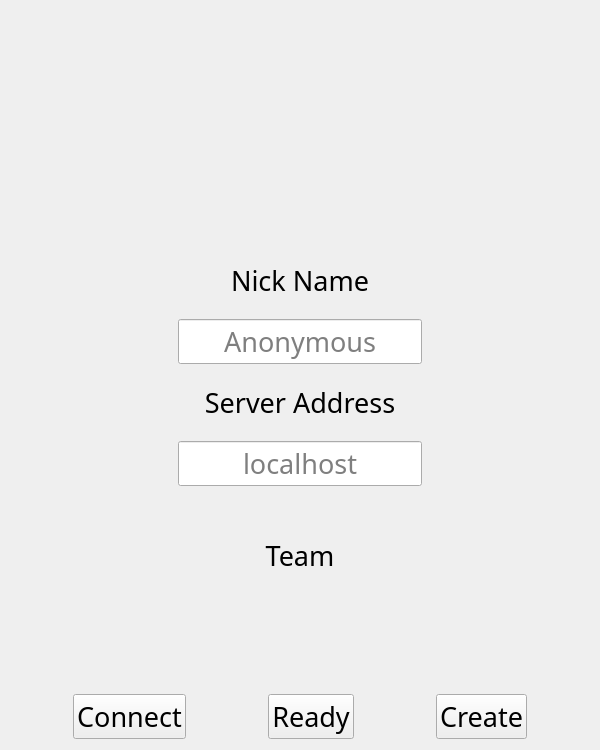
The window that src/startWindow/startWindow.ui (Generals-OI/Generals.OI) describes before a commit, drawn with Qt 5.
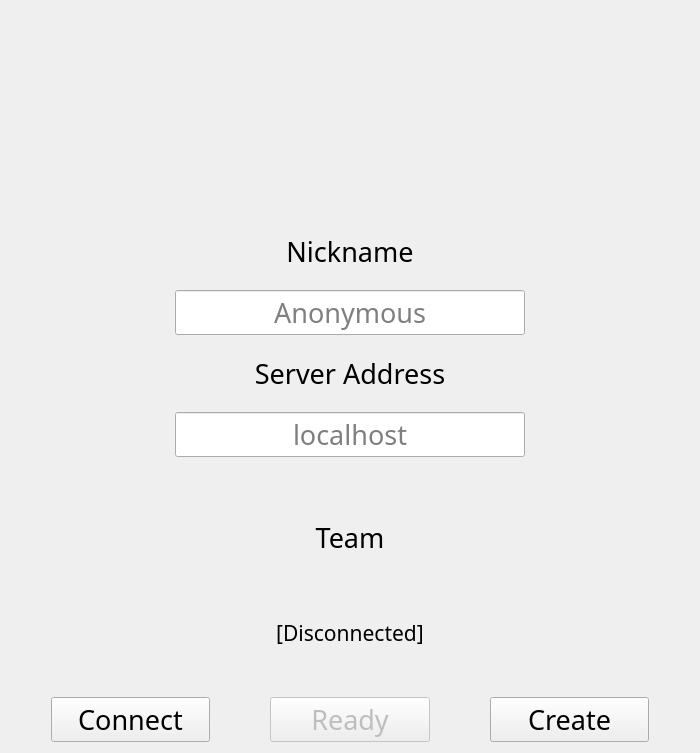
The same window after the commit. Icons and pictures are not drawn.

Diff of the .ui file:
```diff
--- a/src/startWindow/startWindow.ui
+++ b/src/startWindow/startWindow.ui
@@ -6,13 +6,13 @@
    <rect>
     <x>0</x>
     <y>0</y>
-    <width>600</width>
-    <height>750</height>
+    <width>700</width>
+    <height>753</height>
    </rect>
   </property>
   <property name="minimumSize">
    <size>
-    <width>0</width>
+    <width>700</width>
     <height>0</height>
    </size>
   </property>
@@ -50,13 +50,13 @@
        <property name="minimumSize">
         <size>
          <width>200</width>
-         <height>200</height>
+         <height>160</height>
         </size>
        </property>
        <property name="maximumSize">
         <size>
          <width>200</width>
-         <height>200</height>
+         <height>160</height>
         </size>
        </property>
        <property name="sizeIncrement">
@@ -123,12 +123,30 @@
       </spacer>
      </item>
      <item>
-      <layout class="QVBoxLayout" name="vlInput">
+      <layout class="QVBoxLayout" name="vlInput" stretch="10,10,10,10">
        <property name="spacing">
         <number>20</number>
        </property>
+       <property name="topMargin">
+        <number>20</number>
+       </property>
+       <property name="bottomMargin">
+        <number>20</number>
+       </property>
        <item>
         <widget class="QLabel" name="lbNickName">
+         <property name="sizePolicy">
+          <sizepolicy hsizetype="Preferred" vsizetype="Preferred">
+           <horstretch>10</horstretch>
+           <verstretch>0</verstretch>
+          </sizepolicy>
+         </property>
+         <property name="minimumSize">
+          <size>
+           <width>350</width>
+           <height>0</height>
+          </size>
+         </property>
          <property name="font">
           <font>
            <family>Quicksand Bold</family>
@@ -137,7 +155,7 @@
           </font>
          </property>
          <property name="text">
-          <string>Nick Name</string>
+          <string>Nickname</string>
          </property>
          <property name="alignment">
           <set>Qt::AlignCenter</set>
@@ -146,9 +164,21 @@
        </item>
        <item>
         <widget class="QLineEdit" name="leNickName">
+         <property name="sizePolicy">
+          <sizepolicy hsizetype="Expanding" vsizetype="Preferred">
+           <horstretch>10</horstretch>
+           <verstretch>0</verstretch>
+          </sizepolicy>
+         </property>
+         <property name="minimumSize">
+          <size>
+           <width>350</width>
+           <height>0</height>
+          </size>
+         </property>
          <property name="font">
           <font>
-           <family>Quicksand Bold</family>
+           <family>Quicksand Medium</family>
            <pointsize>20</pointsize>
            <stylestrategy>PreferAntialias</stylestrategy>
           </font>
@@ -165,10 +195,25 @@
          <property name="placeholderText">
           <string>Anonymous</string>
          </property>
+         <property name="clearButtonEnabled">
+          <bool>false</bool>
+         </property>
         </widget>
        </item>
        <item>
         <widget class="QLabel" name="lbServerAddress">
+         <property name="sizePolicy">
+          <sizepolicy hsizetype="Preferred" vsizetype="Preferred">
+           <horstretch>10</horstretch>
+           <verstretch>0</verstretch>
+          </sizepolicy>
+         </property>
+         <property name="minimumSize">
+          <size>
+           <width>350</width>
+           <height>0</height>
+          </size>
+         </property>
          <property name="font">
           <font>
            <family>Quicksand Bold</family>
@@ -186,9 +231,21 @@
        </item>
        <item>
         <widget class="QLineEdit" name="leServerAddress">
+         <property name="sizePolicy">
+          <sizepolicy hsizetype="Expanding" vsizetype="Preferred">
+           <horstretch>10</horstretch>
+           <verstretch>0</verstretch>
+          </sizepolicy>
+         </property>
+         <property name="minimumSize">
+          <size>
+           <width>350</width>
+           <height>0</height>
+          </size>
+         </property>
          <property name="font">
           <font>
-           <family>Quicksand Bold</family>
+           <family>Quicksand Medium</family>
            <pointsize>20</pointsize>
            <stylestrategy>PreferAntialias</stylestrategy>
           </font>
@@ -199,6 +256,9 @@
          <property name="placeholderText">
           <string>localhost</string>
          </property>
+         <property name="clearButtonEnabled">
+          <bool>false</bool>
+         </property>
         </widget>
        </item>
       </layout>
@@ -322,7 +382,8 @@
         </font>
        </property>
        <property name="text">
-        <string/>
+        <string>[Disconnected]
+</string>
        </property>
        <property name="alignment">
         <set>Qt::AlignCenter</set>
@@ -349,9 +410,15 @@
        </item>
        <item>
         <widget class="QPushButton" name="pbConnect">
+         <property name="sizePolicy">
+          <sizepolicy hsizetype="Expanding" vsizetype="Preferred">
+           <horstretch>30</horstretch>
+           <verstretch>20</verstretch>
+          </sizepolicy>
+         </property>
          <property name="font">
           <font>
-           <family>Quicksand Bold</family>
+           <family>Quicksand Regular</family>
            <pointsize>20</pointsize>
            <stylestrategy>PreferAntialias</stylestrategy>
           </font>
@@ -379,9 +446,18 @@
        </item>
        <item>
         <widget class="QPushButton" name="pbReady">
+         <property name="enabled">
+          <bool>false</bool>
+         </property>
+         <property name="sizePolicy">
+          <sizepolicy hsizetype="Expanding" vsizetype="Preferred">
+           <horstretch>30</horstretch>
+           <verstretch>20</verstretch>
+          </sizepolicy>
+         </property>
          <property name="font">
           <font>
-           <family>Quicksand Bold</family>
+           <family>Quicksand Regular</family>
            <pointsize>20</pointsize>
            <stylestrategy>PreferAntialias</stylestrategy>
           </font>
@@ -409,9 +485,15 @@
        </item>
        <item>
         <widget class="QPushButton" name="pbCreateServer">
+         <property name="sizePolicy">
+          <sizepolicy hsizetype="Expanding" vsizetype="Preferred">
+           <horstretch>30</horstretch>
+           <verstretch>20</verstretch>
+          </sizepolicy>
+         </property>
          <property name="font">
           <font>
-           <family>Quicksand Bold</family>
+           <family>Quicksand Regular</family>
            <pointsize>20</pointsize>
            <stylestrategy>PreferAntialias</stylestrategy>
           </font>
```
Left out of the diff: 10 changed lines with no effect on the pictures.
